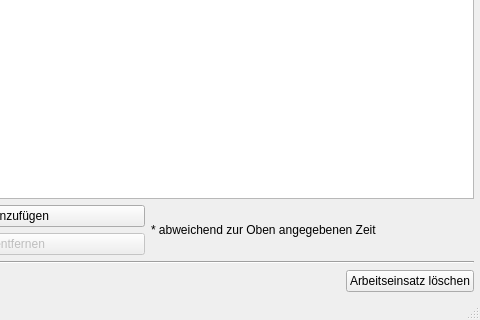
First picture: the form in Programm/activitywindow.ui, repository philjosch/Einsatzplaner, before the edit; both pictures show x 230 to 710 and y 340 to 660 of the 710 by 660 pixel window.
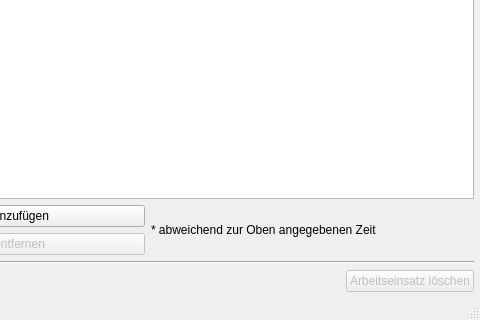
Second picture: the form after the edit.

```diff
--- a/Programm/activitywindow.ui
+++ b/Programm/activitywindow.ui
@@ -272,6 +272,9 @@
       </item>
       <item row="0" column="1">
        <widget class="QPushButton" name="buttonDelete">
+        <property name="enabled">
+         <bool>false</bool>
+        </property>
         <property name="text">
          <string>Arbeitseinsatz löschen</string>
         </property>
```
Left out of the diff: 3 changed lines with no effect on the pictures.
